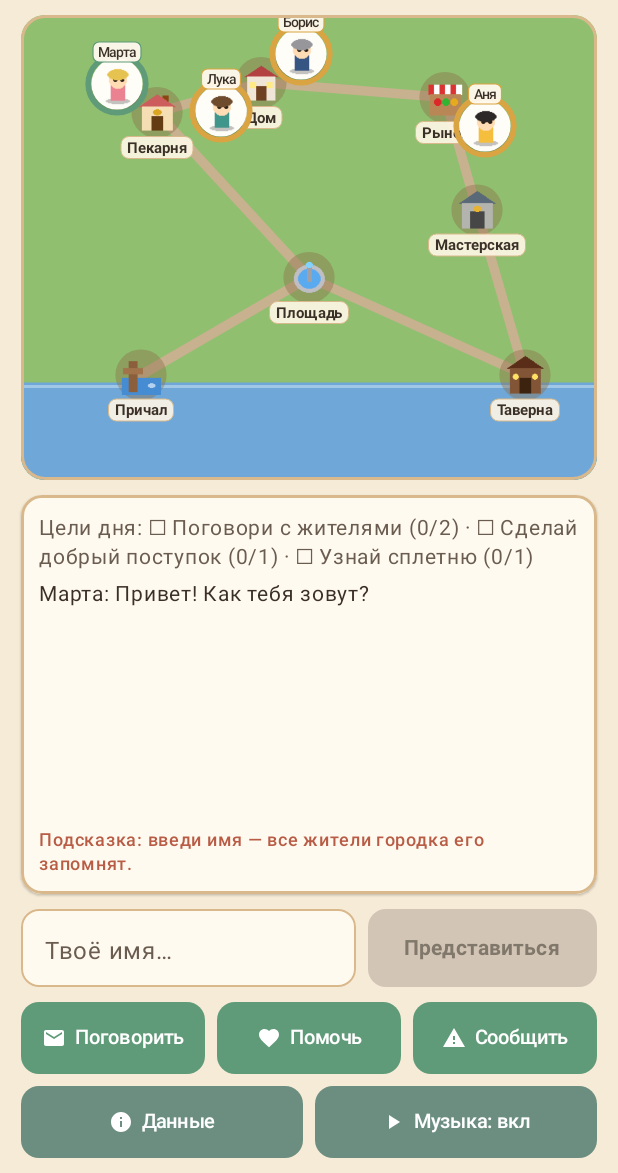
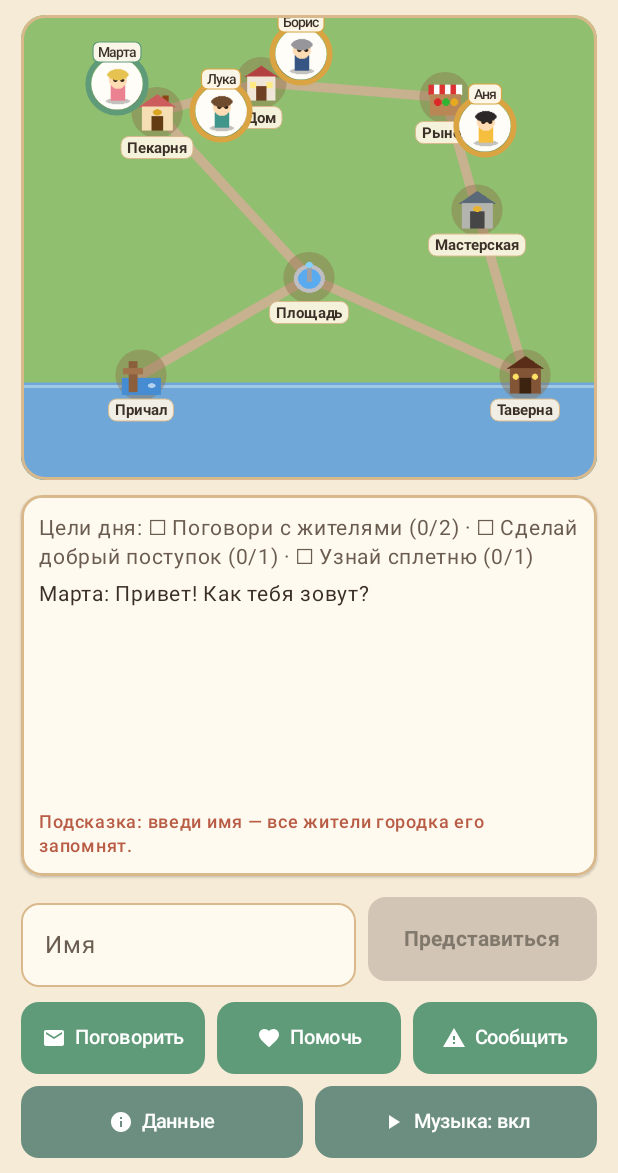
Before and after one commit to maxxxxx55555/cozy-town-ai, an Android app built with Jetpack Compose: the screen it shows after launch (MainActivity), on a phone screen of 412 x 824 dp, the part 63-1236 px from its top. Run offline under Robolectric (Android 15) with nearby library versions, the phone set to English and light mode, and no system bars.

```diff
--- a/app/build.gradle.kts
+++ b/app/build.gradle.kts
@@ -1,5 +1,6 @@
 plugins {
     alias(libs.plugins.android.application)
+    alias(libs.plugins.kotlin.android)
     alias(libs.plugins.kotlin.compose)
     alias(libs.plugins.kotlin.serialization)
     alias(libs.plugins.secrets)
@@ -46,8 +47,8 @@ android {
         targetCompatibility = JavaVersion.VERSION_21
     }
 
-    kotlin {
-        jvmToolchain(21)
+    kotlinOptions {
+        jvmTarget = "21"
     }
 
     buildFeatures {
@@ -62,6 +63,7 @@ secrets {
 }
 
 dependencies {
+    testImplementation(libs.junit)
     implementation(libs.androidx.core.ktx)
     implementation(libs.androidx.lifecycle.runtime.ktx)
     implementation(libs.androidx.lifecycle.runtime.compose)
--- a/app/src/main/java/com/aistudio/cozytown/ui/GameScreen.kt
+++ b/app/src/main/java/com/aistudio/cozytown/ui/GameScreen.kt
@@ -22,12 +22,16 @@ import androidx.compose.foundation.lazy.items
 import androidx.compose.foundation.lazy.rememberLazyListState
 import androidx.compose.foundation.shape.RoundedCornerShape
 import androidx.compose.material.icons.Icons
+import androidx.compose.material.icons.filled.Check
+import androidx.compose.material.icons.filled.Close
 import androidx.compose.material.icons.filled.Email
 import androidx.compose.material.icons.filled.Favorite
 import androidx.compose.material.icons.filled.Info
 import androidx.compose.material.icons.filled.PlayArrow
 import androidx.compose.material.icons.filled.Star
 import androidx.compose.material.icons.filled.Warning
+import androidx.compose.ui.semantics.contentDescription
+import androidx.compose.ui.semantics.semantics
 import androidx.compose.material3.AlertDialog
 import androidx.compose.material3.Button
 import androidx.compose.material3.ButtonDefaults
@@ -182,6 +186,9 @@ private fun HeaderBar(
                 .background(ColorPaperCard)
                 .border(1.dp, ColorBorder, RoundedCornerShape(12.dp))
                 .padding(horizontal = 8.dp, vertical = 4.dp)
+                .semantics(mergeDescendants = true) {
+                    contentDescription = "Текущее время: $timeString"
+                }
         ) {
             Text("⏰", fontSize = 12.sp)
             Text(
@@ -201,6 +208,9 @@ private fun HeaderBar(
                 .background(ColorPaperCard)
                 .border(1.dp, ColorBorder, RoundedCornerShape(12.dp))
                 .padding(horizontal = 8.dp, vertical = 4.dp)
+                .semantics(mergeDescendants = true) {
+                    contentDescription = "Баланс: $coins монет"
+                }
         ) {
             Icon(
                 imageVector = Icons.Default.Star,
@@ -322,6 +332,7 @@ private fun NameInputRow(
             value = if (isSubmitted) playerName else inputText,
             onValueChange = onTextChange,
             enabled = !isSubmitted,
+            label = { Text("Имя") },
             placeholder = { Text("Твоё имя…", color = ColorInkLight) },
             singleLine = true,
             shape = RoundedCornerShape(12.dp),
@@ -337,7 +348,6 @@ private fun NameInputRow(
             ),
             modifier = Modifier
                 .weight(1f)
-                .height(52.dp)
                 .testTag("name_input")
         )
 
@@ -352,14 +362,32 @@ private fun NameInputRow(
                 disabledContentColor = Color(0xFF81786C)
             ),
             modifier = Modifier
-                .height(52.dp)
+                .height(56.dp)
                 .testTag("name_button")
         ) {
-            Text(
-                text = "Представиться",
-                fontSize = 14.sp,
-                fontWeight = FontWeight.Bold
-            )
+            Row(
+                verticalAlignment = Alignment.CenterVertically,
+                horizontalArrangement = Arrangement.spacedBy(4.dp)
+            ) {
+                if (isSubmitted) {
+                    Icon(
+                        imageVector = Icons.Default.Check,
+                        contentDescription = "Имя запомнено",
+                        modifier = Modifier.size(16.dp)
+                    )
+                    Text(
+                        text = "Запомнено",
+                        fontSize = 13.sp,
+                        fontWeight = FontWeight.Bold
+                    )
+                } else {
+                    Text(
+                        text = "Представиться",
+                        fontSize = 14.sp,
+                        fontWeight = FontWeight.Bold
+                    )
+                }
+            }
         }
     }
 }
@@ -425,7 +453,7 @@ private fun ActionsGrid(
             )
             ActionButton(
                 text = if (isMusicEnabled) "Музыка: вкл" else "Музыка: выкл",
-                icon = Icons.Default.PlayArrow,
+                icon = if (isMusicEnabled) Icons.Default.PlayArrow else Icons.Default.Close,
                 onClick = onToggleMusic,
                 containerColor = Color(0xFF6B8E80),
                 modifier = Modifier
--- a/app/src/main/java/com/aistudio/cozytown/ui/TownMapCanvas.kt
+++ b/app/src/main/java/com/aistudio/cozytown/ui/TownMapCanvas.kt
@@ -26,6 +26,10 @@ import androidx.compose.ui.graphics.drawscope.Stroke
 import androidx.compose.ui.input.pointer.pointerInput
 import androidx.compose.ui.platform.LocalContext
 import androidx.compose.ui.platform.testTag
+import androidx.compose.ui.semantics.Role
+import androidx.compose.ui.semantics.contentDescription
+import androidx.compose.ui.semantics.role
+import androidx.compose.ui.semantics.semantics
 import androidx.compose.ui.res.imageResource
 import androidx.compose.ui.text.TextMeasurer
 import androidx.compose.ui.text.TextStyle
@@ -112,6 +116,10 @@ fun TownMapCanvas(
             .clip(RoundedCornerShape(16.dp))
             .border(2.dp, ColorBorder, RoundedCornerShape(16.dp))
             .background(ColorGrass)
+            .semantics {
+                contentDescription = "Интерактивная карта городка. Нажмите на локацию или персонажа для взаимодействия."
+                role = Role.Button
+            }
             .testTag("town_map")
     ) {
         Canvas(
--- a/build.gradle.kts
+++ b/build.gradle.kts
@@ -1,5 +1,6 @@
 plugins {
     alias(libs.plugins.android.application) apply false
+    alias(libs.plugins.kotlin.android) apply false
     alias(libs.plugins.kotlin.compose) apply false
     alias(libs.plugins.kotlin.serialization) apply false
     alias(libs.plugins.secrets) apply false
--- a/gradle.properties
+++ b/gradle.properties
@@ -1,3 +1,5 @@
 org.gradle.jvmargs=-Xmx2048m -XX:MaxMetaspaceSize=512m
 org.gradle.parallel=true
 org.gradle.caching=true
+android.useAndroidX=true
+android.suppressUnsupportedCompileSdk=36
```
Also changed, not shown: gradle/libs.versions.toml (+5 -3 lines), 3 other files.
